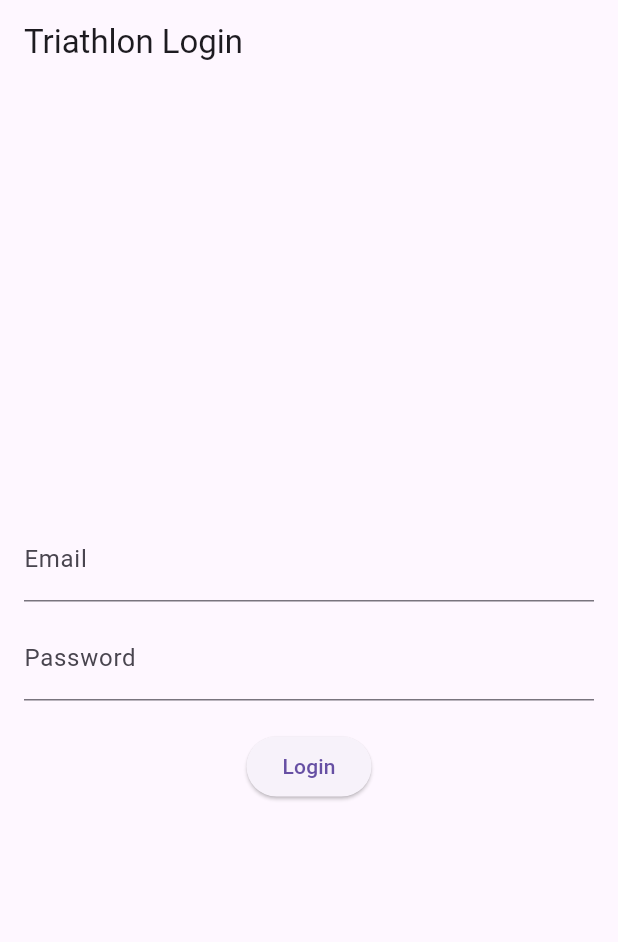
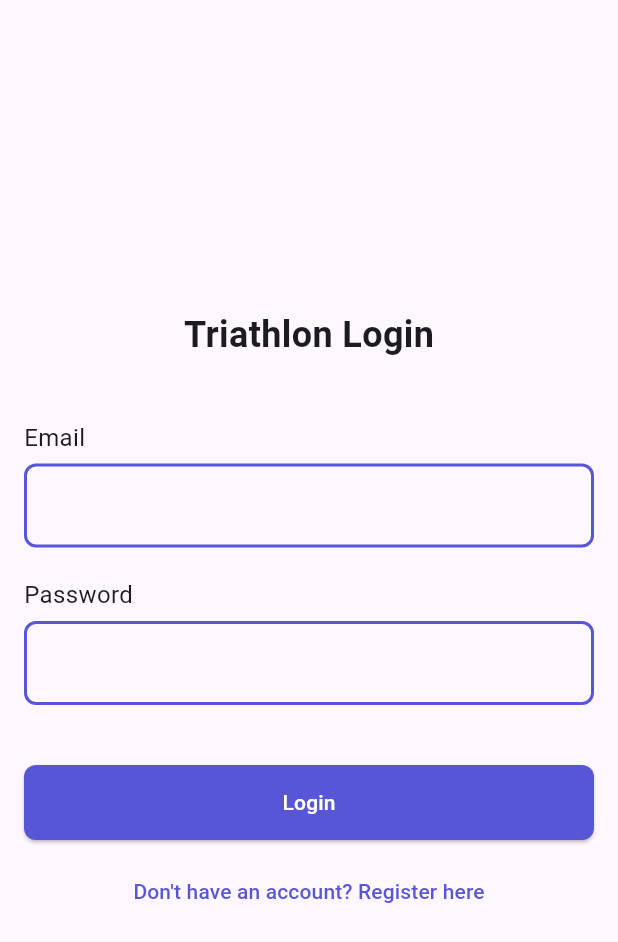
Before and after one commit to ehak-math/Projectt_flutter2, a Flutter app: the screen it shows after launch, on a phone screen of 412 x 824 dp. Shown: the top 942 px of the screen. Run offline on Flutter 3.47's test engine with Material 3 defaults, Android fonts, the phone set to English and light mode, and no system bars; our stand-ins replace shared_preferences.

Commit message:
add register

```diff
--- a/front-end/lib/screens/login_screen.dart
+++ b/front-end/lib/screens/login_screen.dart
@@ -3,6 +3,7 @@ import 'package:provider/provider.dart';
 import 'package:time_tracking/providers/auth_provider.dart';
 import 'package:time_tracking/screens/manager/race_screen.dart';
 import 'tracker/race_tracker.dart';
+import 'register_screen.dart';
 
 class LoginScreen extends StatefulWidget {
   const LoginScreen({super.key});
@@ -92,7 +93,6 @@ class _LoginScreenState extends State<LoginScreen> {
     }
 
     return Scaffold(
-      appBar: AppBar(title: const Text('Triathlon Login')),
       body: SafeArea(
         child: GestureDetector(
           onTap: () => FocusScope.of(context).unfocus(),
@@ -103,38 +103,116 @@ class _LoginScreenState extends State<LoginScreen> {
                 child: Form(
                   key: _formKey,
                   child: Column(
+                    mainAxisAlignment: MainAxisAlignment.center,
                     children: [
                       if (_error != null)
                         Padding(
                           padding: const EdgeInsets.only(bottom: 10),
                           child: Text(
                             _error!,
-                            style: TextStyle(color: Colors.red),
+                            style: const TextStyle(color: Colors.red),
                           ),
                         ),
+                      const Text(
+                        'Triathlon Login',
+                        style: TextStyle(
+                          fontSize: 24,
+                          fontWeight: FontWeight.bold,
+                        ),
+                      ),
+                      const SizedBox(height: 40),
+                      const Align(
+                        alignment: Alignment.centerLeft,
+                        child: Text(
+                          'Email',
+                          style: TextStyle(fontSize: 16),
+                        ),
+                      ),
+                      const SizedBox(height: 6),
                       TextFormField(
                         controller: _emailController,
-                        decoration: InputDecoration(labelText: 'Email'),
-                        validator: (value) => value == null || value.isEmpty
-                            ? 'Enter your email'
-                            : null,
+                        decoration: InputDecoration(
+                          border: OutlineInputBorder(
+                            borderSide:
+                                const BorderSide(color:  Color.fromARGB(255, 88, 86, 214), width: 2),
+                            borderRadius: BorderRadius.circular(8),
+                          ),
+                          enabledBorder: OutlineInputBorder(
+                            borderSide:
+                                const BorderSide(color:  Color.fromARGB(255, 88, 86, 214), width: 2),
+                            borderRadius: BorderRadius.circular(8),
+                          ),
+                          focusedBorder: OutlineInputBorder(
+                            borderSide:
+                                const BorderSide(color:  Color.fromARGB(255, 88, 86, 214), width: 2),
+                            borderRadius: BorderRadius.circular(8),
+                          ),
+                        ),
+                        validator: (value) =>
+                            value == null || value.isEmpty ? 'Enter your email' : null,
                       ),
-                      const SizedBox(height: 10),
+                      const SizedBox(height: 20),
+                      const Align(
+                        alignment: Alignment.centerLeft,
+                        child: Text(
+                          'Password',
+                          style: TextStyle(fontSize: 16),
+                        ),
+                      ),
+                      const SizedBox(height: 6),
                       TextFormField(
                         controller: _passwordController,
                         obscureText: true,
-                        decoration: InputDecoration(labelText: 'Password'),
-                        validator: (value) => value == null || value.isEmpty
-                            ? 'Enter your password'
-                            : null,
+                        decoration: InputDecoration(
+                          border: OutlineInputBorder(
+                            borderSide:
+                                const BorderSide(color:  Color.fromARGB(255, 88, 86, 214), width: 2),
+                            borderRadius: BorderRadius.circular(8),
+                          ),
+                          enabledBorder: OutlineInputBorder(
+                            borderSide:
+                                const BorderSide(color:  Color.fromARGB(255, 88, 86, 214), width: 2),
+                            borderRadius: BorderRadius.circular(8),
+                          ),
+                          focusedBorder: OutlineInputBorder(
+                            borderSide:
+                                const BorderSide(color:  Color.fromARGB(255, 88, 86, 214), width: 2),
+                            borderRadius: BorderRadius.circular(8),
+                          ),
+                        ),
+                        validator: (value) =>
+                            value == null || value.isEmpty ? 'Enter your password' : null,
                       ),
-                      const SizedBox(height: 20),
+                      const SizedBox(height: 40),
                       _loading
-                          ? CircularProgressIndicator()
+                          ? const CircularProgressIndicator()
                           : ElevatedButton(
                               onPressed: _submit,
+                              style: ElevatedButton.styleFrom(
+                                backgroundColor: const Color.fromARGB(255, 88, 86, 214),
+                                foregroundColor: Colors.white,
+                                minimumSize: const Size(double.infinity, 50),
+                                shape: RoundedRectangleBorder(
+                                  borderRadius: BorderRadius.circular(8),
+                                ),
+                              ),
                               child: const Text('Login'),
                             ),
+                        SizedBox(height: 10,),
+
+                      TextButton(
+                        onPressed: () {
+                          Navigator.of(context).push(
+                            MaterialPageRoute(
+                              builder: (_) => const RegisterScreen(),
+                            ),
+                          );
+                        },
+                        child: const Text(
+                          "Don't have an account? Register here",
+                          style: TextStyle(color:  Color.fromARGB(255, 88, 86, 214)),
+                        ),
+                      ),
                     ],
                   ),
                 ),
--- a/front-end/lib/screens/manager/race_screen.dart
+++ b/front-end/lib/screens/manager/race_screen.dart
@@ -87,6 +87,7 @@ void showAddRaceBottomSheet(BuildContext context) {
   Widget build(BuildContext context) {
     return Scaffold(
       appBar: AppBar(
+        automaticallyImplyLeading: false,
         title: Text("Race"),
         centerTitle: true,
         foregroundColor: Colors.white,
```
Also changed, not shown: front-end/lib/providers/auth_provider.dart (+34 -0 lines), front-end/lib/screens/register_screen.dart (added, +198 -0 lines), front-end/lib/screens/tracker/dashboard_screen.dart (deleted, +0 -56 lines).
